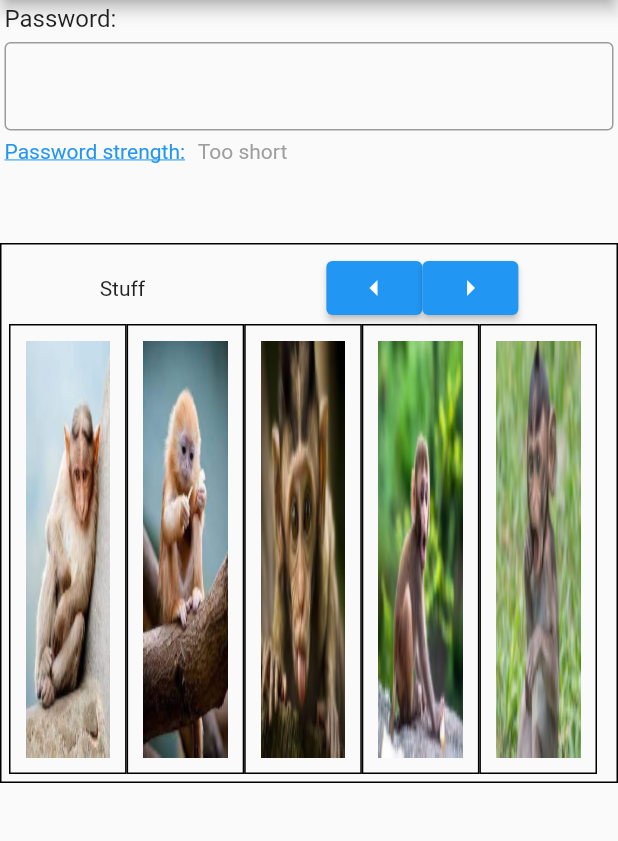
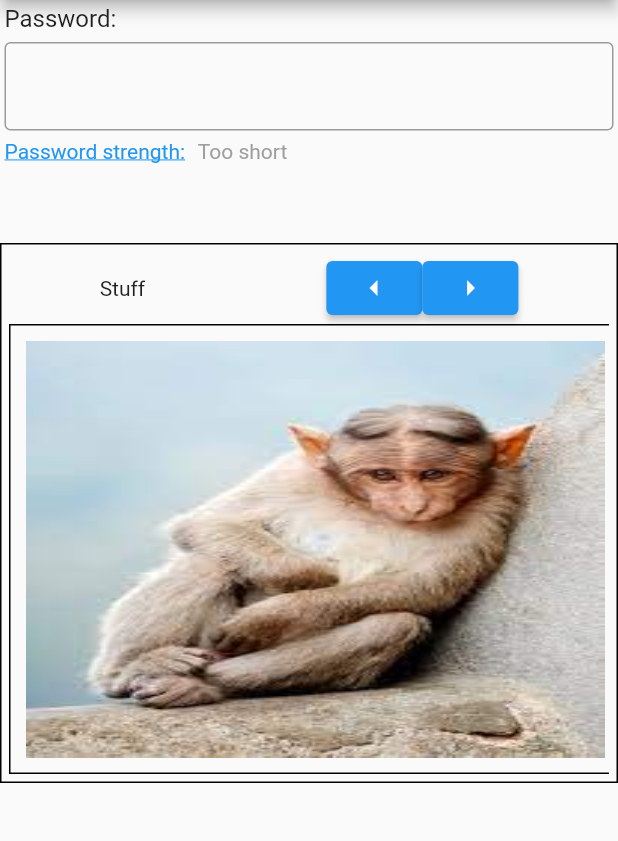
Before and after one commit to kouznetsov1/TDDC73, a Flutter app: the screen it shows after launch, on a phone screen of 412 x 824 dp, the part 84-925 px from its top. Run offline on Flutter 3.47's test engine with Material 2 defaults, Android fonts, the phone set to English and light mode, and no system bars; our stand-ins replace graphql_flutter; missing offline and left inert: dart:ffi.

Commit message:
project done

```diff
--- a/project/lib/main.dart
+++ b/project/lib/main.dart
@@ -39,16 +39,20 @@ class _MyHomePageState extends State<MyHomePage> {
       body: Column(
         children: [
           Container(
+            // diff 1 : password length => 8
+            // diff 2 : lower and upper case
+            // diff 3 : numbers required
+            // diff 4 : special characters required
             child: PasswordStrengthMeter(
-              difficulty: 3,
+              difficulty: 4,
             ),
           ),
-          SizedBox(height: 50),
+          const SizedBox(height: 50),
           Container(
             child: Carousel(
               data: const ["images/bild1.jpeg", "images/bild2.jpeg", "images/bild3.jpeg", "images/bild4.jpeg", "images/bild5.jpeg"],
               title: "Stuff",
-              numOfItems: 5,
+              numOfItems: 1,
             )
           )
         ],
```
